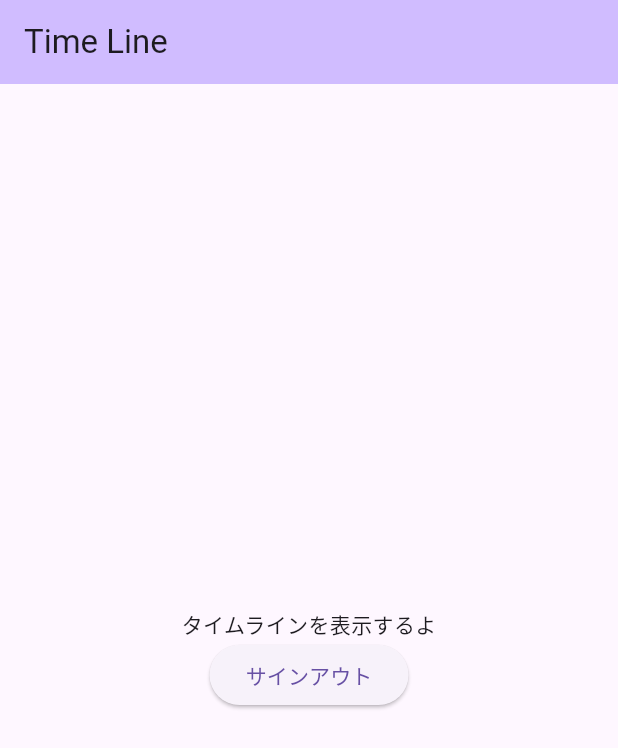
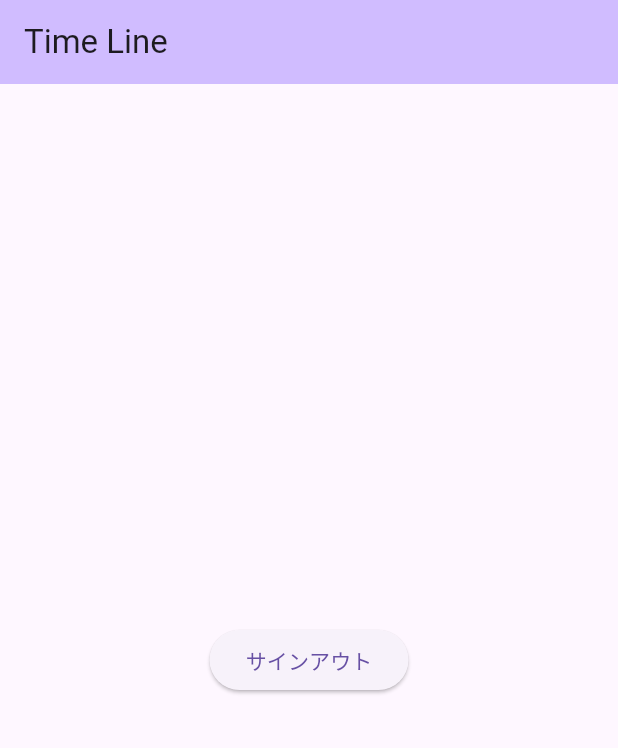
Before and after one commit to norimaki631/diary, a Flutter app: the screen it shows after launch, after a tap on an icon or button, on a phone screen of 412 x 824 dp. Shown: the top 748 px of the screen. Run offline on Flutter 3.47's test engine with Material 3 defaults, Android fonts, the phone set to English and light mode, and no system bars; our stand-ins replace firebase_auth, firebase_core, flutter_riverpod, flutter_signin_button, go_router, google_sign_in and 1 more; missing offline and left inert: simple_logger; accounts and stored records are empty; generated files the repository leaves out were written again; network calls fail.

Commit message:
表示整え

```diff
--- a/lib/sign_in/sign_in_page.dart
+++ b/lib/sign_in/sign_in_page.dart
@@ -18,9 +18,6 @@ class SignInPage extends ConsumerWidget {
         child: Column(
           mainAxisAlignment: MainAxisAlignment.center,
           children: <Widget>[
-            const Text(
-              'サインインするよ',
-            ),
             SignInButton(
               Buttons.Google,
               onPressed: () async {
@@ -28,12 +25,6 @@ class SignInPage extends ConsumerWidget {
                 const TimeLineRoute().go(context);
               },
             ),
-            ElevatedButton(
-              onPressed: () {
-                const SignUpRoute().go(context);
-              },
-              child: const Text('Sign Up'),
-            ),
           ],
         ),
       ),
--- a/lib/time_line/time_line_page.dart
+++ b/lib/time_line/time_line_page.dart
@@ -18,9 +18,6 @@ class TimeLinePage extends StatelessWidget {
         child: Column(
           mainAxisAlignment: MainAxisAlignment.center,
           children: <Widget>[
-            const Text(
-              'タイムラインを表示するよ',
-            ),
             ElevatedButton(
               onPressed: () {
                 auth.signOut();
```
Also changed, not shown: lib/router.dart (+0 -10 lines), lib/sign_in/sign_up_page.dart (deleted, +0 -32 lines), lib/router.g.dart, lib/sign_in/auth_user.g.dart.
